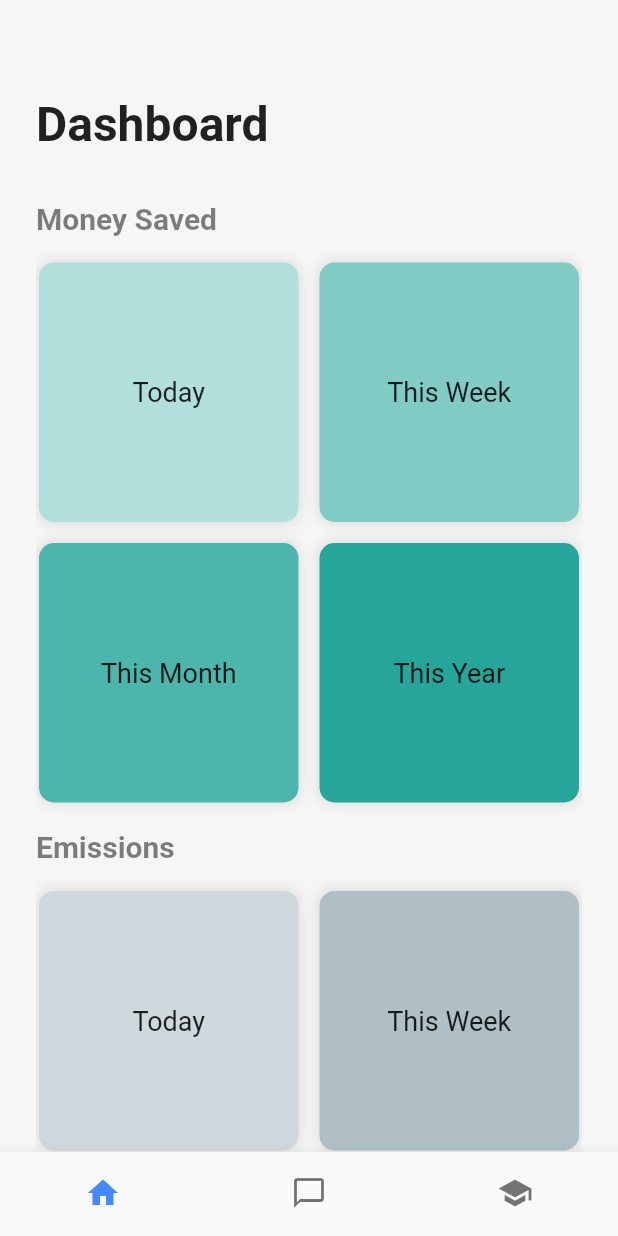
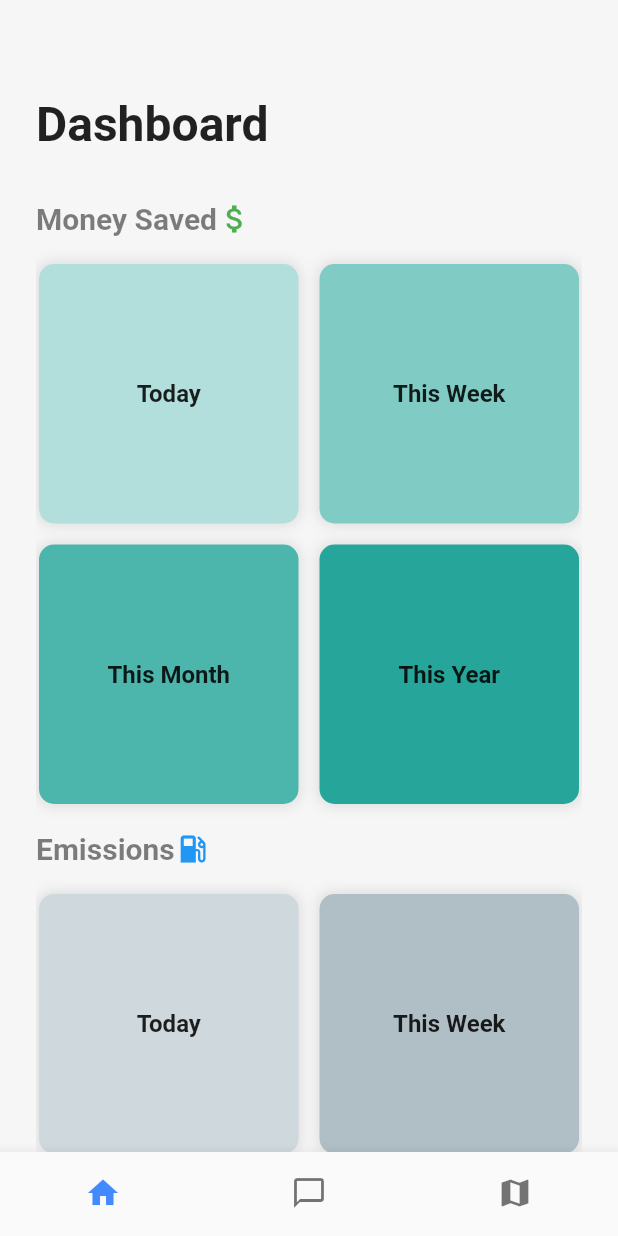
Before and after one commit to wuaster/atlas, a Flutter app: the screen it shows after launch, on a phone screen of 412 x 824 dp. Run offline on Flutter 3.47's test engine with Material 2 defaults, Android fonts, the phone set to English and light mode, and no system bars; drawn by our look-alikes of flip_card; missing offline and left inert: dash_chat.

Commit message:
Small ui changes

```diff
--- a/lib/main.dart
+++ b/lib/main.dart
@@ -12,13 +12,13 @@ class MyApp extends StatelessWidget {
   @override
   Widget build(BuildContext context) {
     return MaterialApp(
-      title: 'Flutter Demo',
+      title: 'Atlas',
       theme: ThemeData(
         scaffoldBackgroundColor: Color(0xffF6F6F6),
         primarySwatch: Colors.blue,
         visualDensity: VisualDensity.adaptivePlatformDensity,
       ),
-      home: MyHomePage(title: 'Flutter Demo Home Page'),
+      home: MyHomePage(title: 'Atlas Home Page'),
     );
   }
 }
@@ -78,15 +78,15 @@ class _MyHomePageState extends State<MyHomePage> {
         items: const <BottomNavigationBarItem>[
           BottomNavigationBarItem(
             icon: Icon(Icons.home),
-            title: Text('Home'),
+            title: Text('Dashboard'),
           ),
           BottomNavigationBarItem(
             icon: Icon(Icons.chat_bubble_outline),
-            title: Text('Business'),
+            title: Text('Chat'),
           ),
           BottomNavigationBarItem(
-            icon: Icon(Icons.school),
-            title: Text('School'),
+            icon: Icon(Icons.map),
+            title: Text('Map'),
           ),
         ],
         currentIndex: _selectedIndex,
--- a/lib/ui/components/card.dart
+++ b/lib/ui/components/card.dart
@@ -27,7 +27,7 @@ class PCard extends StatelessWidget {
                   child: Column(
                     mainAxisAlignment: MainAxisAlignment.center,
                     children: <Widget>[
-                      Text(front, style: TextStyle(fontSize:18)),
+                      Text(front, style: TextStyle(fontSize: 16, fontWeight: FontWeight.bold)),
                     ],
                   ),
                 ),
@@ -48,7 +48,7 @@ class PCard extends StatelessWidget {
                     children: <Widget>[
                       Padding(
                           padding: EdgeInsets.all(48),
-                          child: Text(back, style: TextStyle(fontSize:18)),
+                          child: Text(back, style: TextStyle(fontSize:16, fontWeight: FontWeight.bold )),
                         ),
                     ],
                 ),
--- a/lib/ui/screens/dashboard_screen.dart
+++ b/lib/ui/screens/dashboard_screen.dart
@@ -20,10 +20,20 @@ class DashboardScreen extends StatelessWidget {
                         ),
                         Padding(
                           padding: EdgeInsets.symmetric(vertical: 16),
-                          child: Text(
+                          child: Row(
+                            children: <Widget> [
+                            Text(
                               'Money Saved',
                               style: TextStyle(fontWeight: FontWeight.bold, fontSize: 20, color: Colors.black.withOpacity(0.5)),
                             ),
+                            Icon(
+                              Icons.attach_money,
+                              color: Colors.green,
+                              size: 24.0,
+                            ),
+                          ]
+                          )
+
                         ),
                         GridView.count(
                           shrinkWrap: true,
@@ -56,10 +66,19 @@ class DashboardScreen extends StatelessWidget {
                         ),
                         Padding(
                           padding: EdgeInsets.symmetric(vertical: 16),
-                          child: Text(
+                          child: Row(
+                            children: <Widget> [
+                            Text(
                               'Emissions',
                               style: TextStyle(fontWeight: FontWeight.bold, fontSize: 20, color: Colors.black.withOpacity(0.5)),
                             ),
+                            Icon(
+                              Icons.local_gas_station,
+                              color: Colors.blue,
+                              size: 24.0,
+                            ),
+                          ]
+                          )
                         ),
                          GridView.count(
                           shrinkWrap: true,
```
Lines whose indentation alone changed are shown as unchanged.
